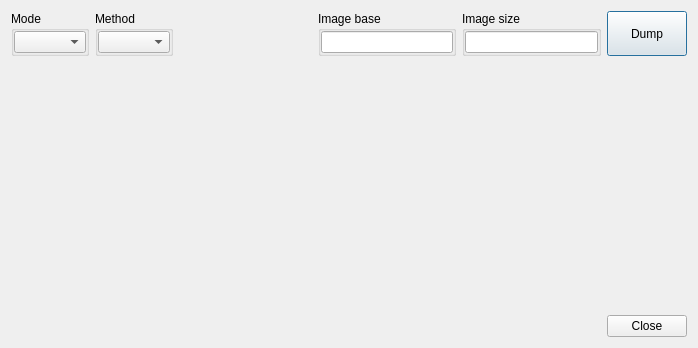
This is dialogdumpprocessmemory.ui in horsicq/XProcessWidget as Qt 5 draws it before an edit. The edited form follows.
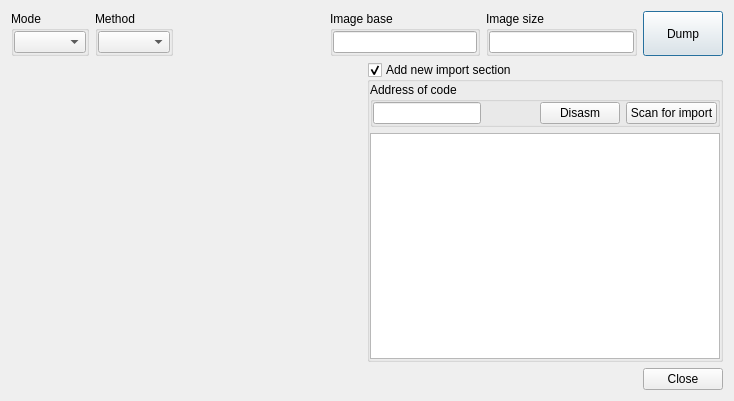
This is the edited form. Custom widgets are drawn as their Qt base class.

Patch:
```diff
--- a/dialogdumpprocessmemory.ui
+++ b/dialogdumpprocessmemory.ui
@@ -9,8 +9,8 @@
    <rect>
     <x>0</x>
     <y>0</y>
-    <width>698</width>
-    <height>348</height>
+    <width>734</width>
+    <height>401</height>
    </rect>
   </property>
   <property name="windowTitle">
@@ -148,7 +148,113 @@
    </item>
    <item>
     <widget class="QStackedWidget" name="stackedWidgetDump">
-     <widget class="QWidget" name="pageRaw"/>
+     <widget class="QWidget" name="pageRaw">
+      <layout class="QHBoxLayout" name="horizontalLayout_4">
+       <property name="leftMargin">
+        <number>0</number>
+       </property>
+       <property name="topMargin">
+        <number>0</number>
+       </property>
+       <property name="rightMargin">
+        <number>0</number>
+       </property>
+       <property name="bottomMargin">
+        <number>0</number>
+       </property>
+       <item>
+        <spacer name="horizontalSpacer_4">
+         <property name="orientation">
+          <enum>Qt::Horizontal</enum>
+         </property>
+         <property name="sizeHint" stdset="0">
+          <size>
+           <width>347</width>
+           <height>20</height>
+          </size>
+         </property>
+        </spacer>
+       </item>
+       <item>
+        <widget class="QGroupBox" name="groupBoxImport">
+         <property name="title">
+          <string>Add new import section</string>
+         </property>
+         <property name="checkable">
+          <bool>true</bool>
+         </property>
+         <layout class="QVBoxLayout" name="verticalLayout_6">
+          <property name="leftMargin">
+           <number>0</number>
+          </property>
+          <property name="topMargin">
+           <number>0</number>
+          </property>
+          <property name="rightMargin">
+           <number>0</number>
+          </property>
+          <property name="bottomMargin">
+           <number>0</number>
+          </property>
+          <item>
+           <widget class="QGroupBox" name="groupBox">
+            <property name="title">
+             <string>Address of code</string>
+            </property>
+            <layout class="QHBoxLayout" name="horizontalLayout_3">
+             <property name="leftMargin">
+              <number>0</number>
+             </property>
+             <property name="topMargin">
+              <number>0</number>
+             </property>
+             <property name="rightMargin">
+              <number>0</number>
+             </property>
+             <property name="bottomMargin">
+              <number>0</number>
+             </property>
+             <item>
+              <widget class="XLineEditHEX" name="lineEditImportAddressOfCode"/>
+             </item>
+             <item>
+              <spacer name="horizontalSpacer_3">
+               <property name="orientation">
+                <enum>Qt::Horizontal</enum>
+               </property>
+               <property name="sizeHint" stdset="0">
+                <size>
+                 <width>40</width>
+                 <height>20</height>
+                </size>
+               </property>
+              </spacer>
+             </item>
+             <item>
+              <widget class="QPushButton" name="pushButtonCodeDisasm">
+               <property name="text">
+                <string>Disasm</string>
+               </property>
+              </widget>
+             </item>
+             <item>
+              <widget class="QPushButton" name="pushButtonImportScan">
+               <property name="text">
+                <string>Scan for import</string>
+               </property>
+              </widget>
+             </item>
+            </layout>
+           </widget>
+          </item>
+          <item>
+           <widget class="QTableWidget" name="tableWidget"/>
+          </item>
+         </layout>
+        </widget>
+       </item>
+      </layout>
+     </widget>
      <widget class="QWidget" name="pageRebuild"/>
     </widget>
    </item>
```
